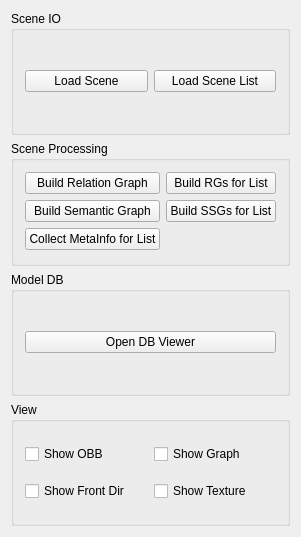
The window that scene_lab/scene_lab_widget.ui (maruitx/text2scene-learning) describes before a commit, drawn with Qt 5.
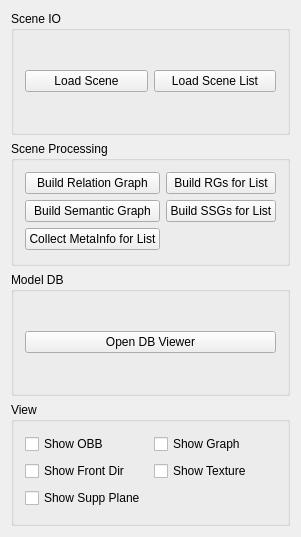
The same window after the commit.

```diff
--- a/scene_lab/scene_lab_widget.ui
+++ b/scene_lab/scene_lab_widget.ui
@@ -131,6 +131,13 @@
         </property>
        </widget>
       </item>
+      <item row="2" column="0">
+       <widget class="QCheckBox" name="showSuppPlaneCheckBox">
+        <property name="text">
+         <string>Show Supp Plane</string>
+        </property>
+       </widget>
+      </item>
      </layout>
     </widget>
    </item>
```
Left out of the diff: 14 changed lines with no effect on the pictures.
